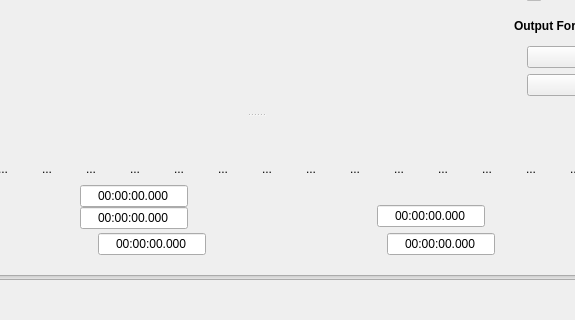
First picture: the form in avidemux/qt4/ADM_userInterfaces/ADM_gui/gui2.ui, repository mean00/avidemux2, before the edit; both pictures show x 178 to 753 and y 404 to 724 of the 867 by 724 pixel window.
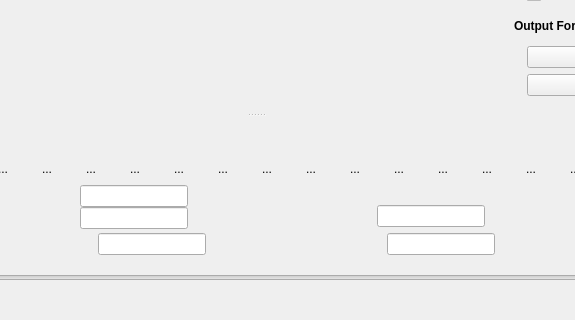
Second picture: the form after the edit. Icons and pictures are not drawn. Custom widgets are drawn as their Qt base class.

What changed in the file:
```diff
--- a/avidemux/qt4/ADM_userInterfaces/ADM_gui/gui2.ui
+++ b/avidemux/qt4/ADM_userInterfaces/ADM_gui/gui2.ui
@@ -1525,12 +1525,6 @@
                 <property name="toolTip">
                  <string>Go to Marker A [PAGE UP]</string>
                 </property>
-                <property name="inputMask">
-                 <string>99:99:99.999</string>
-                </property>
-                <property name="text">
-                 <string>00:00:00.000</string>
-                </property>
                 <property name="alignment">
                  <set>Qt::AlignCenter</set>
                 </property>
@@ -1550,12 +1544,6 @@
                 <property name="toolTip">
                  <string>Go to Marker B [PAGE DOWN]</string>
                 </property>
-                <property name="inputMask">
-                 <string>99:99:99.999</string>
-                </property>
-                <property name="text">
-                 <string>00:00:00.000</string>
-                </property>
                 <property name="alignment">
                  <set>Qt::AlignCenter</set>
                 </property>
@@ -1623,12 +1611,6 @@
                     <verstretch>0</verstretch>
                    </sizepolicy>
                   </property>
-                  <property name="inputMask">
-                   <string>99:99:99.999</string>
-                  </property>
-                  <property name="text">
-                   <string>00:00:00.000</string>
-                  </property>
                   <property name="alignment">
                    <set>Qt::AlignCenter</set>
                   </property>
@@ -1689,12 +1671,6 @@
                 <verstretch>0</verstretch>
                </sizepolicy>
               </property>
-              <property name="inputMask">
-               <string>99:99:99.999</string>
-              </property>
-              <property name="text">
-               <string>00:00:00.000</string>
-              </property>
               <property name="alignment">
                <set>Qt::AlignCenter</set>
               </property>
@@ -1727,12 +1703,6 @@
                 <verstretch>0</verstretch>
                </sizepolicy>
               </property>
-              <property name="inputMask">
-               <string>99:99:99.999</string>
-              </property>
-              <property name="text">
-               <string>00:00:00.000</string>
-              </property>
               <property name="alignment">
                <set>Qt::AlignCenter</set>
               </property>
@@ -2137,6 +2107,11 @@
    <extends>QSlider</extends>
    <header>ADM_mwNavSlider.h</header>
   </customwidget>
+  <customwidget>
+   <class>ADM_QLineEditPTS</class>
+   <extends>QLineEdit</extends>
+   <header>ADM_QLineEditPTS.h</header>
+  </customwidget>
  </customwidgets>
  <tabstops>
   <tabstop>pushButtonDecoderConf</tabstop>
```
Left out of the diff: 10 changed lines with no effect on the pictures.
